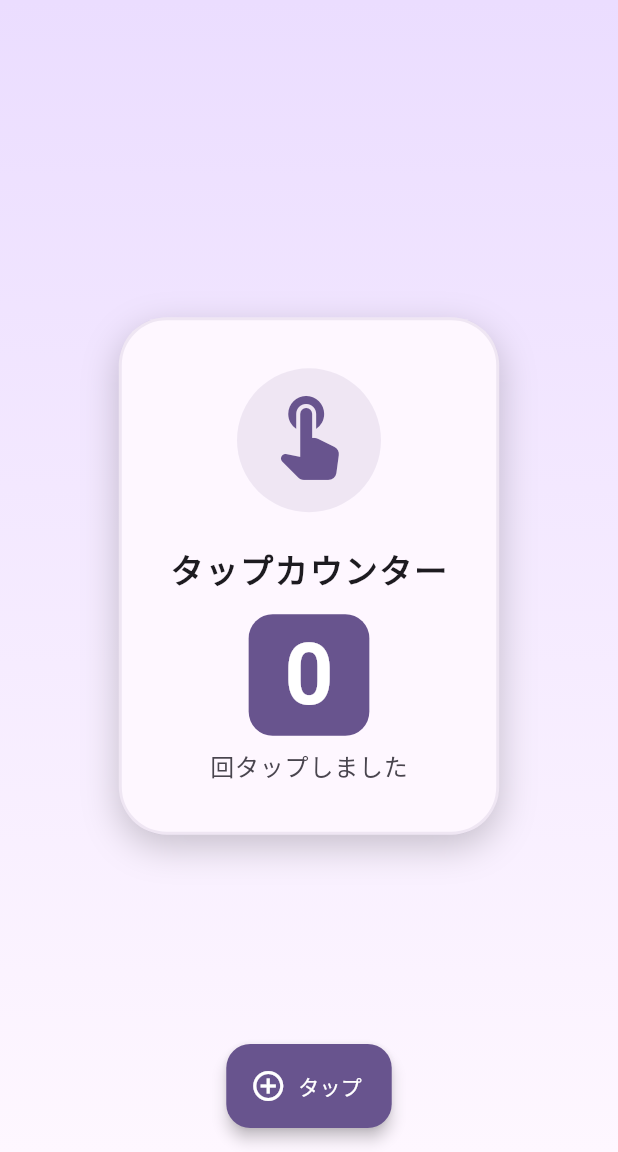
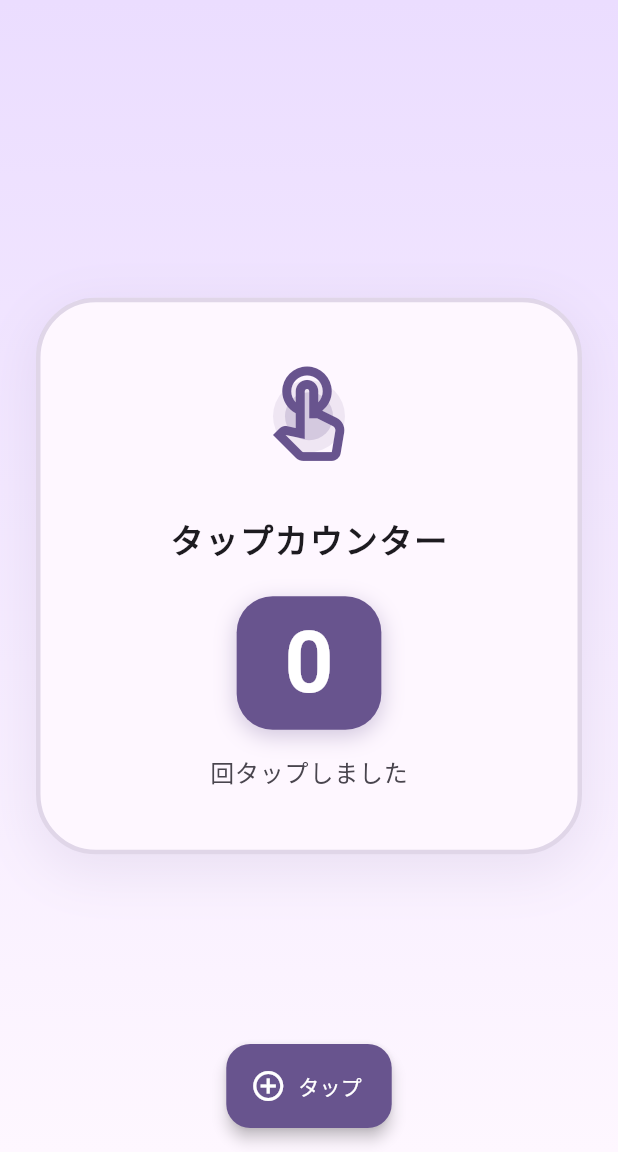
Before and after one commit to Koichi5/cursor_agent_sample, a Flutter app: the screen it shows after launch, on a phone screen of 412 x 824 dp, the part 84-1236 px from its top. Run offline on Flutter 3.47's test engine with Material 3 defaults, Android fonts, the phone set to English and light mode, and no system bars.

Commit message:
feat: Enhance card design with modern styling

```diff
--- a/lib/views/my_home_page/my_home_page.dart
+++ b/lib/views/my_home_page/my_home_page.dart
@@ -51,39 +51,52 @@ class _MyHomePageState extends State<MyHomePage> {
             mainAxisAlignment: MainAxisAlignment.center,
             children: <Widget>[
               Container(
-                padding: const EdgeInsets.all(32.0),
+                padding: const EdgeInsets.all(40.0),
                 margin: const EdgeInsets.symmetric(horizontal: 24.0),
                 decoration: BoxDecoration(
                   color: theme.colorScheme.surface,
-                  borderRadius: BorderRadius.circular(32.0),
+                  borderRadius: BorderRadius.circular(40.0),
                   boxShadow: [
                     BoxShadow(
-                      color: theme.shadowColor.withOpacity(0.2),
-                      blurRadius: 20,
-                      offset: const Offset(0, 8),
+                      color: theme.colorScheme.primary.withOpacity(0.1),
+                      blurRadius: 30,
+                      offset: const Offset(0, 10),
+                      spreadRadius: 2,
                     ),
                   ],
                   border: Border.all(
-                    color: theme.colorScheme.primary.withOpacity(0.1),
-                    width: 2,
+                    color: theme.colorScheme.primary.withOpacity(0.2),
+                    width: 3,
                   ),
                 ),
                 child: Column(
                   mainAxisSize: MainAxisSize.min,
                   children: [
+                    Stack(
+                      alignment: Alignment.center,
+                      children: [
                         Container(
-                      padding: const EdgeInsets.all(16),
+                          padding: const EdgeInsets.all(24),
                           decoration: BoxDecoration(
                             color: theme.colorScheme.primary.withOpacity(0.1),
                             shape: BoxShape.circle,
                           ),
-                      child: Icon(
-                        Icons.touch_app_rounded,
-                        size: 64,
+                        ),
+                        Container(
+                          padding: const EdgeInsets.all(16),
+                          decoration: BoxDecoration(
+                            color: theme.colorScheme.primary.withOpacity(0.2),
+                            shape: BoxShape.circle,
+                          ),
+                        ),
+                        Icon(
+                          Icons.touch_app_outlined,
+                          size: 72,
                           color: theme.colorScheme.primary,
                         ),
+                      ],
                     ),
-                    const SizedBox(height: 24),
+                    const SizedBox(height: 32),
                     Text(
                       'タップカウンター',
                       style: theme.textTheme.titleLarge?.copyWith(
@@ -92,13 +105,22 @@ class _MyHomePageState extends State<MyHomePage> {
                         letterSpacing: 1.2,
                       ),
                     ),
-                    const SizedBox(height: 16),
+                    const SizedBox(height: 24),
                     Container(
                       padding: const EdgeInsets.symmetric(
-                          horizontal: 24, vertical: 12),
+                        horizontal: 32,
+                        vertical: 16,
+                      ),
                       decoration: BoxDecoration(
                         color: theme.colorScheme.primary,
-                        borderRadius: BorderRadius.circular(16),
+                        borderRadius: BorderRadius.circular(24),
+                        boxShadow: [
+                          BoxShadow(
+                            color: theme.colorScheme.primary.withOpacity(0.3),
+                            blurRadius: 12,
+                            offset: const Offset(0, 4),
+                          ),
+                        ],
                       ),
                       child: Text(
                         '$_counter',
@@ -109,11 +131,12 @@ class _MyHomePageState extends State<MyHomePage> {
                         ),
                       ),
                     ),
-                    const SizedBox(height: 8),
+                    const SizedBox(height: 16),
                     Text(
                       '回タップしました',
                       style: theme.textTheme.bodyLarge?.copyWith(
                         color: theme.colorScheme.onSurfaceVariant,
+                        letterSpacing: 0.5,
                       ),
                     ),
                   ],
```
Lines whose indentation alone changed are shown as unchanged.
